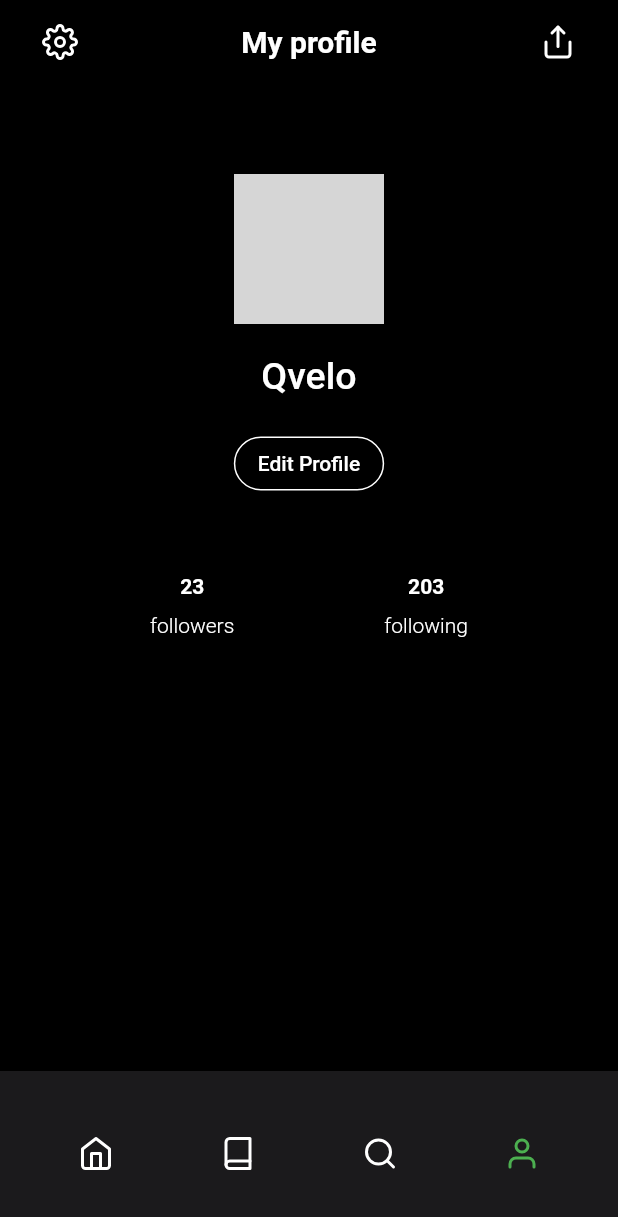
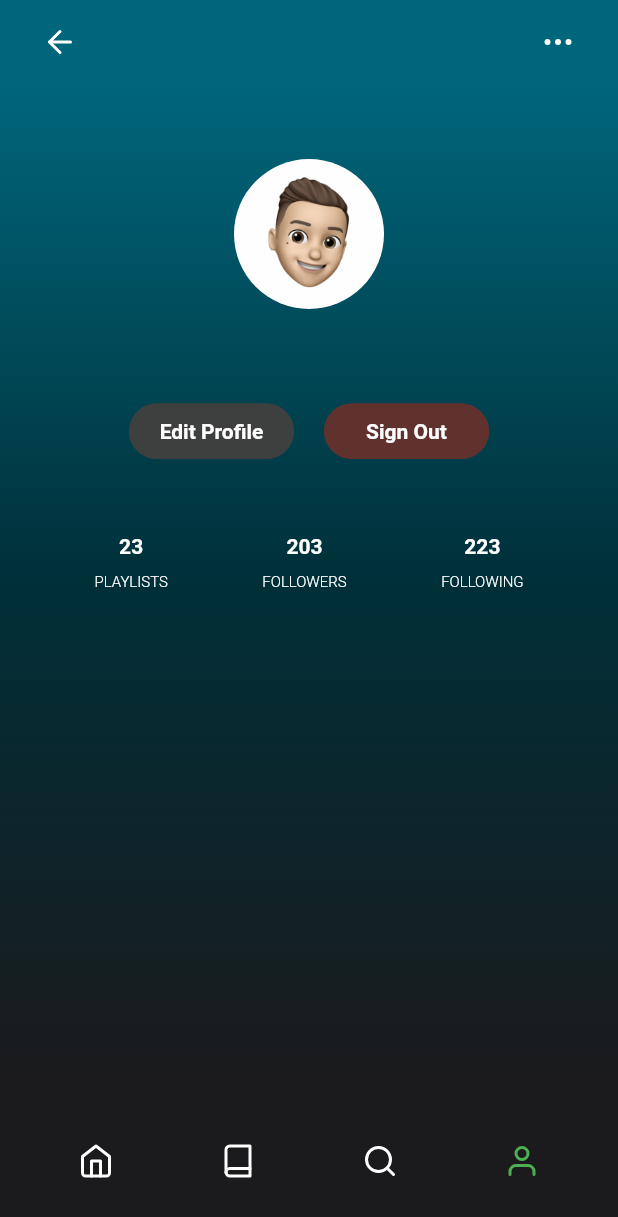
Before and after one commit to NQvelo/mussappNew, a Flutter app: the screen it shows once a user with an empty profile is signed in, item 4 of the bottom bar chosen, on a phone screen of 412 x 824 dp. Shown: the top 1217 px of the screen. Run offline on Flutter 3.47's test engine with Material 2 defaults, Android fonts, the phone set to English and light mode, and no system bars; our stand-ins replace firebase_auth, firebase_core, flutter_feather_icons, flutter_vector_icons, page_transition; accounts and stored records are empty; network calls fail; grey boxes are pictures that could not be loaded.

Commit message:
added firebase authorization. profile page update

```diff
--- a/lib/components/button.dart
+++ b/lib/components/button.dart
@@ -7,11 +7,12 @@ Widget myButton(
   Color borderColor,
   VoidCallback onPressed,
   double width,
+  double height,
 ) {
   return Container(
     decoration: BoxDecoration(borderRadius: BorderRadius.circular(100)),
     width: width,
-    height: 49,
+    height: height,
     child: TextButton(
       style: ButtonStyle(
           shape: MaterialStateProperty.all(RoundedRectangleBorder(
--- a/lib/pages/authenticate/Register.dart
+++ b/lib/pages/authenticate/Register.dart
@@ -144,7 +144,8 @@ class _RegisterState extends State<Register> {
                 Colors.black,
                 Colors.transparent,
                 (() => createUserWithEmailAndPassword()),
-                150),
+                150,
+                50),
           ],
         ),
       ),
--- a/lib/pages/home/home_page.dart
+++ b/lib/pages/home/home_page.dart
@@ -17,7 +17,7 @@ String greetings() {
 
   if (hour <= 12) {
     return 'Good Morning';
-  } else if (hour <= 17) {
+  } else if (hour < 17) {
     return 'Good Afternoon';
   }
   return 'Good Evening';
@@ -32,7 +32,7 @@ class _homepageState extends State<homepage> {
   Widget build(BuildContext context) {
     // ignore: prefer_const_constructors
     return Scaffold(
-      backgroundColor: Color(0xff1B1A1C),
+      backgroundColor: const Color(0xff1B1A1C),
       // ignore: prefer_const_constructors
       appBar: getAppBar(context),
       body: const bodypage(),
--- a/lib/pages/home/root_app.dart
+++ b/lib/pages/home/root_app.dart
@@ -41,7 +41,7 @@ class _RootAppState extends State<RootApp> {
       FeatherIcons.user,
     ];
     return Container(
-      height: 110,
+      height: 100,
       decoration: const BoxDecoration(
         color: Color(0xff1B1A1C),
       ),
--- a/lib/pages/profile/profile_body.dart
+++ b/lib/pages/profile/profile_body.dart
@@ -1,6 +1,11 @@
+import 'package:firebase_core/firebase_core.dart';
 import 'package:flutter/material.dart';
+import 'package:musapp/components/button.dart';
+import '../../services/auth.dart';
 import '../home/bodyhome.dart';
 import '../settings/settings_page.dart';
+import 'package:firebase_core/firebase_core.dart';
+import 'package:firebase_auth/firebase_auth.dart';
 
 // ignore: camel_case_types
 class getprofilebody extends StatefulWidget {
@@ -10,6 +15,10 @@ class getprofilebody extends StatefulWidget {
   State<getprofilebody> createState() => _getprofilebodyState();
 }
 
+final FirebaseAuth _auth = FirebaseAuth.instance;
+
+User? user = FirebaseAuth.instance.currentUser;
+
 // ignore: camel_case_types
 class _getprofilebodyState extends State<getprofilebody> {
   @override
@@ -18,8 +27,22 @@ class _getprofilebodyState extends State<getprofilebody> {
   }
 }
 
+Future<void> signOut() async {
+  await auth().signout();
+}
+
 profileBody(BuildContext context) {
-  return SingleChildScrollView(
+  return Container(
+    decoration: const BoxDecoration(
+      gradient: LinearGradient(
+          begin: Alignment.topCenter,
+          end: Alignment.bottomCenter,
+          colors: [
+            Color(0xff00667B),
+            Color(0xff002F38),
+            Color(0xff1B1A1C),
+          ]),
+    ),
     child: Align(
       alignment: Alignment.center,
       child: Column(children: [
@@ -28,47 +51,65 @@ profileBody(BuildContext context) {
           child: SizedBox(child: Column()),
         ),
         const SizedBox(
-        height: 40,
+          height: 30,
         ),
-      Container(
+        ClipRRect(
+            borderRadius: BorderRadius.circular(100),
+            child: Image.asset(
+              'assets/images/profile.png',
+              fit: BoxFit.cover,
               width: 100,
               height: 100,
-        decoration: const BoxDecoration(
-          image: DecorationImage(
-            image: NetworkImage(
-                'https://flutter.github.io/assets-for-api-docs/assets/widgets/owl.jpg'),
-          ),
-          borderRadius: BorderRadius.all(Radius.circular(90)),
-        ),
-      ),
+            )),
         const Padding(padding: EdgeInsets.only(top: 20)),
-      const Text(
-        'Qvelo',
-        style: TextStyle(
-          fontSize: 25,
+        Text(
+          "${user?.email}",
+          style: const TextStyle(
+            fontSize: 20,
             fontWeight: FontWeight.w500,
             color: Colors.white,
           ),
         ),
         const Padding(padding: EdgeInsets.only(top: 20)),
-      OutlinedButton(
-        style: OutlinedButton.styleFrom(
-          shape: RoundedRectangleBorder(
-            borderRadius: BorderRadius.circular(20.0),
+
+        Row(
+          children: [
+            const Spacer(),
+            myButton("Edit Profile", const Color(0xff3E3F3F), Colors.white,
+                const Color(0xff3E3F3F), (() => print('onpress')), 110, 37),
+            const SizedBox(
+              width: 20,
             ),
-          side: const BorderSide(width: 1, color: Colors.white),
+            myButton(
+                "Sign Out",
+                const Color.fromARGB(255, 97, 50, 45),
+                Colors.white,
+                const Color.fromARGB(255, 97, 50, 45),
+                (() => signOut()),
+                110,
+                37),
+            const Spacer(flex: 1),
+          ],
         ),
-        onPressed: () {
-          Navigator.push(
-            context,
-            MaterialPageRoute(builder: (context) => const settingsPage()),
-          );
-        },
-        child: const Text(
-          'Edit Profile',
-          style: TextStyle(color: Colors.white),
-        ),
-      ),
+
+        // OutlinedButton(
+        //   style: OutlinedButton.styleFrom(
+        //     shape: RoundedRectangleBorder(
+        //       borderRadius: BorderRadius.circular(20.0),
+        //     ),
+        //     side: const BorderSide(width: 1, color: Colors.white),
+        //   ),
+        //   onPressed: () {
+        //     Navigator.push(
+        //       context,
+        //       MaterialPageRoute(builder: (context) => const settingsPage()),
+        //     );
+        //   },
+        //   child: const Text(
+        //     'Edit Profile',
+        //     style: TextStyle(color: Colors.white),
+        //   ),
+        // ),
         const SizedBox(height: 50),
         Row(
           mainAxisAlignment: MainAxisAlignment.spaceEvenly,
@@ -77,14 +118,16 @@ profileBody(BuildContext context) {
               children: const [
                 Text(
                   '23',
-                style:
-                    TextStyle(color: Colors.white, fontWeight: FontWeight.w700),
+                  style: TextStyle(
+                      color: Colors.white, fontWeight: FontWeight.w700),
                 ),
                 Padding(padding: EdgeInsets.only(top: 10)),
                 Text(
-                'followers',
-                style:
-                    TextStyle(color: Colors.white, fontWeight: FontWeight.w300),
+                  'PLAYLISTS',
+                  style: TextStyle(
+                      color: Colors.white,
+                      fontWeight: FontWeight.w300,
+                      fontSize: 10),
                 ),
               ],
             ),
@@ -92,14 +135,33 @@ profileBody(BuildContext context) {
               children: const [
                 Text(
                   '203',
-                style:
-                    TextStyle(color: Colors.white, fontWeight: FontWeight.w700),
+                  style: TextStyle(
+                      color: Colors.white, fontWeight: FontWeight.w700),
                 ),
                 Padding(padding: EdgeInsets.only(top: 10)),
                 Text(
-                'following',
-                style:
-                    TextStyle(color: Colors.white, fontWeight: FontWeight.w300),
+                  'FOLLOWERS',
+                  style: TextStyle(
+                      color: Colors.white,
+                      fontWeight: FontWeight.w300,
+                      fontSize: 10),
+                ),
+              ],
+            ),
+            Column(
+              children: const [
+                Text(
+                  '223',
+                  style: TextStyle(
+                      color: Colors.white, fontWeight: FontWeight.w700),
+                ),
+                Padding(padding: EdgeInsets.only(top: 10)),
+                Text(
+                  'FOLLOWING',
+                  style: TextStyle(
+                      color: Colors.white,
+                      fontWeight: FontWeight.w300,
+                      fontSize: 10),
                 ),
               ],
             ),
@@ -107,5 +169,6 @@ profileBody(BuildContext context) {
         ),
         const Padding(padding: EdgeInsets.only(top: 40)),
       ]),
-  ));
+    ),
+  );
 }
--- a/lib/pages/profile/profile_page.dart
+++ b/lib/pages/profile/profile_page.dart
@@ -17,7 +17,7 @@ class _profilepageState extends State<profilebody> {
   @override
   Widget build(BuildContext context) {
     return Scaffold(
-      backgroundColor: Colors.black,
+      backgroundColor: const Color(0xff1B1A1C),
       appBar: getAppBar(context),
       body: profileBody(context),
     );
@@ -27,7 +27,7 @@ class _profilepageState extends State<profilebody> {
 getAppBar(BuildContext context) {
   return AppBar(
     automaticallyImplyLeading: false,
-    backgroundColor: Colors.transparent,
+    backgroundColor: Color(0xff00667B),
     elevation: 0,
     title: Row(
       mainAxisAlignment: MainAxisAlignment.spaceBetween,
@@ -39,12 +39,7 @@ getAppBar(BuildContext context) {
                 MaterialPageRoute(builder: (context) => const settingsPage()),
               );
             },
-            icon: const Icon(FeatherIcons.settings)),
-        const Text(
-          'My profile',
-          style: TextStyle(
-              fontSize: 20, color: Colors.white, fontWeight: FontWeight.bold),
-        ),
+            icon: const Icon(FeatherIcons.arrowLeft)),
         IconButton(
             onPressed: () {
               Navigator.push(
@@ -52,7 +47,7 @@ getAppBar(BuildContext context) {
                 MaterialPageRoute(builder: (context) => const settingsPage()),
               );
             },
-            icon: const Icon(FeatherIcons.share)),
+            icon: const Icon(FeatherIcons.moreHorizontal)),
       ],
     ),
   );
--- a/lib/widget_tree.dart
+++ b/lib/widget_tree.dart
@@ -1,7 +1,5 @@
 import 'package:flutter/material.dart';
-import 'package:musapp/pages/authenticate/Login.dart';
 import 'package:musapp/pages/authenticate/welcomeScreen.dart';
-import 'package:musapp/pages/home/home_page.dart';
 import 'package:musapp/pages/home/root_app.dart';
 import './services/auth.dart';
 
@@ -20,7 +18,7 @@ class _widget_treeState extends State<widget_tree> {
         if (snapshot.hasData) {
           return const RootApp();
         } else {
-          return const welcomeScreen();
+          return const WelcomeScreen();
         }
       },
     );
--- a/pubspec.yaml
+++ b/pubspec.yaml
@@ -77,6 +77,7 @@ flutter:
     - assets/images/Slogo.png
     - assets/images/wcover.png
     - assets/images/logo.png
+    - assets/images/profile.png
   # An image asset can refer to one or more resolution-specific "variants", see
   # https://flutter.dev/assets-and-images/#resolution-aware.
 
```
Also changed, not shown: lib/components/Colors.dart (added, +21 -0 lines), lib/pages/authenticate/Login.dart (+18 -6 lines), lib/pages/authenticate/welcomeScreen.dart (+20 -15 lines), lib/pages/home/bodyhome.dart (+0 -10 lines), lib/pages/home/firstview.dart (+6 -69 lines), lib/reusableWidgets/categories.dart (added, +70 -0 lines), assets/images/profile.png, 3 other files. Lines whose indentation alone changed are shown as unchanged.
